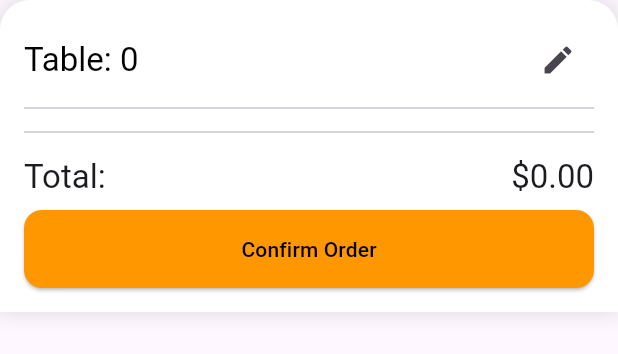
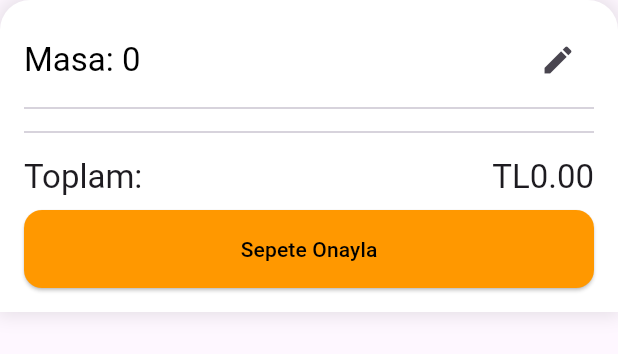
Before and after one commit to Ghaithmuhabni/Restaurant-Menu-And-Order-Application, a Flutter app: the OrderBottomSheet widget shown alone on an empty page, opened directly with empty values, on a phone screen of 412 x 824 dp. Shown: the top 354 px of the screen. Run offline on Flutter 3.47's test engine with Material 3 defaults, Android fonts, the phone set to English and light mode, and no system bars; our stand-ins replace badges.

Commit message:
new updates

```diff
--- a/lib/main.dart
+++ b/lib/main.dart
@@ -101,7 +101,7 @@ class _HomeScreenState extends State<HomeScreen>
     final result = await showDialog<int>(
       context: context,
       builder: (context) => AlertDialog(
-        title: const Text('Select Table'),
+        title: const Text('Bir masa seçin'),
         content: StatefulBuilder(
           builder: (context, setState) {
             return DropdownButtonFormField<int>(
@@ -112,7 +112,7 @@ class _HomeScreenState extends State<HomeScreen>
                   .map((e) => DropdownMenuItem(
                         value: e,
                         child: Text(
-                          'Table $e',
+                          'Masa $e',
                           style: TextStyle(
                             color: _occupiedTables.contains(e)
                                 ? Colors.grey
--- a/lib/orders_page.dart
+++ b/lib/orders_page.dart
@@ -15,11 +15,11 @@ class OrdersPage extends StatelessWidget {
   Widget build(BuildContext context) {
     return Scaffold(
       appBar: AppBar(
-        title: const Text('Orders'),
+        title: const Text('Siparişler'),
         centerTitle: true,
       ),
       body: orders.isEmpty
-          ? const Center(child: Text('No active orders'))
+          ? const Center(child: Text('Aktif sipariş yok'))
           : ListView.builder(
               padding: const EdgeInsets.all(16),
               itemCount: orders.length,
@@ -40,7 +40,7 @@ class OrdersPage extends StatelessWidget {
                           mainAxisAlignment: MainAxisAlignment.spaceBetween,
                           children: [
                             Text(
-                              'Table ${order.tableNumber}',
+                              'Masa ${order.tableNumber}',
                               style: const TextStyle(
                                 fontSize: 18,
                                 fontWeight: FontWeight.bold,
@@ -63,7 +63,7 @@ class OrdersPage extends StatelessWidget {
                                     MainAxisAlignment.spaceBetween,
                                 children: [
                                   Text(item.name),
-                                  Text('\$${item.price.toStringAsFixed(2)}'),
+                                  Text('\TL${item.price.toStringAsFixed(2)}'),
                                 ],
                               ),
                             )),
@@ -72,13 +72,13 @@ class OrdersPage extends StatelessWidget {
                           mainAxisAlignment: MainAxisAlignment.spaceBetween,
                           children: [
                             const Text(
-                              'Total:',
+                              'Toplam:',
                               style: TextStyle(
                                 fontWeight: FontWeight.bold,
                               ),
                             ),
                             Text(
-                              '\$${order.totalPrice.toStringAsFixed(2)}',
+                              '\TL${order.totalPrice.toStringAsFixed(2)}',
                               style: const TextStyle(
                                 fontWeight: FontWeight.bold,
                                 fontSize: 16,
@@ -95,7 +95,7 @@ class OrdersPage extends StatelessWidget {
                             ),
                             onPressed: () => onOrderComplete(order.tableNumber),
                             child: const Text(
-                              'Order Completed',
+                              'Sipariş Tamamlandı',
                               style: TextStyle(
                                 color: Colors.black,
                               ),
--- a/lib/widgets/menu_grid.dart
+++ b/lib/widgets/menu_grid.dart
@@ -53,7 +53,7 @@ class MenuGrid extends StatelessWidget {
                   children: [
                     Text(item.name,
                         style: Theme.of(context).textTheme.titleMedium),
-                    Text('\$${item.price.toStringAsFixed(2)}',
+                    Text('\TL${item.price.toStringAsFixed(2)}',
                         style: TextStyle(color: Colors.black)),
                     const SizedBox(height: 12),
                     SizedBox(
@@ -65,7 +65,7 @@ class MenuGrid extends StatelessWidget {
                           color: Colors.orange,
                         ),
                         label: const Text(
-                          'Add to Cart',
+                          'Sepete Ekle',
                           style: TextStyle(color: Colors.orange),
                         ),
                         onPressed: () => onAddToCart(item),
--- a/lib/widgets/order_bottom_sheet.dart
+++ b/lib/widgets/order_bottom_sheet.dart
@@ -45,7 +45,7 @@ class OrderBottomSheet extends StatelessWidget {
             mainAxisAlignment: MainAxisAlignment.spaceBetween,
             children: [
               Text(
-                'Table: $selectedTable',
+                'Masa: $selectedTable',
                 style: Theme.of(context).textTheme.titleLarge?.copyWith(
                       color: isTableOccupied ? Colors.red : Colors.black,
                     ),
@@ -80,7 +80,7 @@ class OrderBottomSheet extends StatelessWidget {
                   onDismissed: (direction) => onRemove(index),
                   child: ListTile(
                     title: Text(item.name),
-                    subtitle: Text('\$${item.price.toStringAsFixed(2)}'),
+                    subtitle: Text('\TL${item.price.toStringAsFixed(2)}'),
                     trailing: IconButton(
                       icon: const Icon(Icons.remove_circle),
                       onPressed: () => onRemove(index),
@@ -96,8 +96,8 @@ class OrderBottomSheet extends StatelessWidget {
             child: Row(
               mainAxisAlignment: MainAxisAlignment.spaceBetween,
               children: [
-                Text('Total:', style: Theme.of(context).textTheme.titleLarge),
-                Text('\$${_calculateTotal().toStringAsFixed(2)}',
+                Text('Toplam:', style: Theme.of(context).textTheme.titleLarge),
+                Text('\TL${_calculateTotal().toStringAsFixed(2)}',
                     style: Theme.of(context).textTheme.titleLarge),
               ],
             ),
@@ -114,7 +114,7 @@ class OrderBottomSheet extends StatelessWidget {
               ),
               onPressed: isTableOccupied ? null : onConfirmOrder,
               child: const Text(
-                'Confirm Order',
+                'Sepete Onayla',
                 style: TextStyle(color: Colors.black),
               ),
             ),
```
